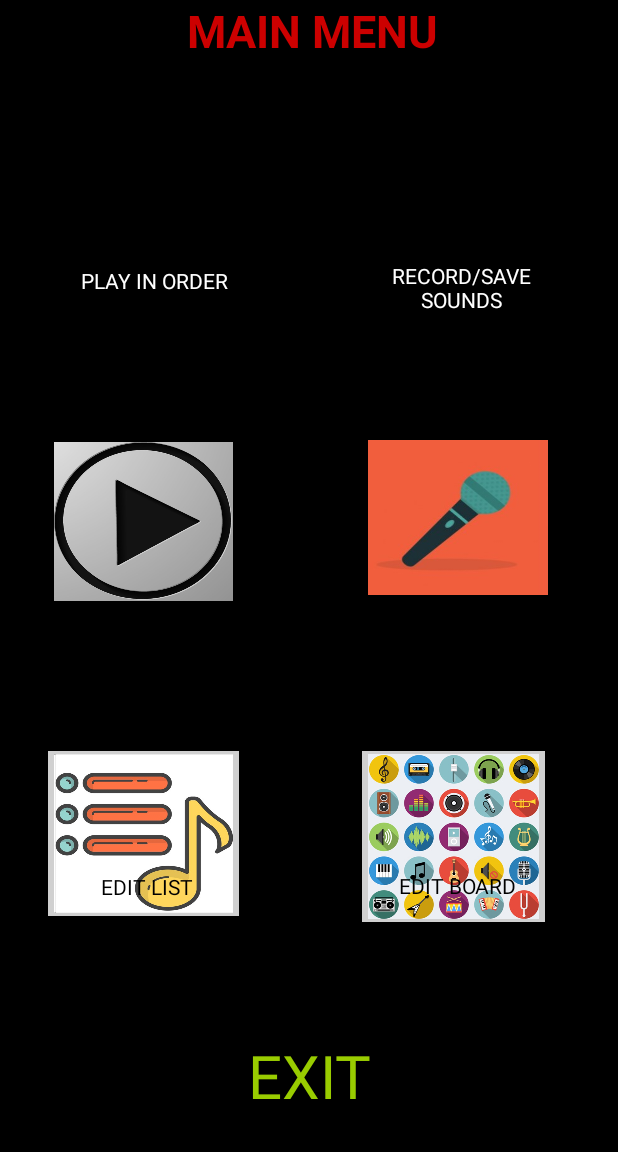
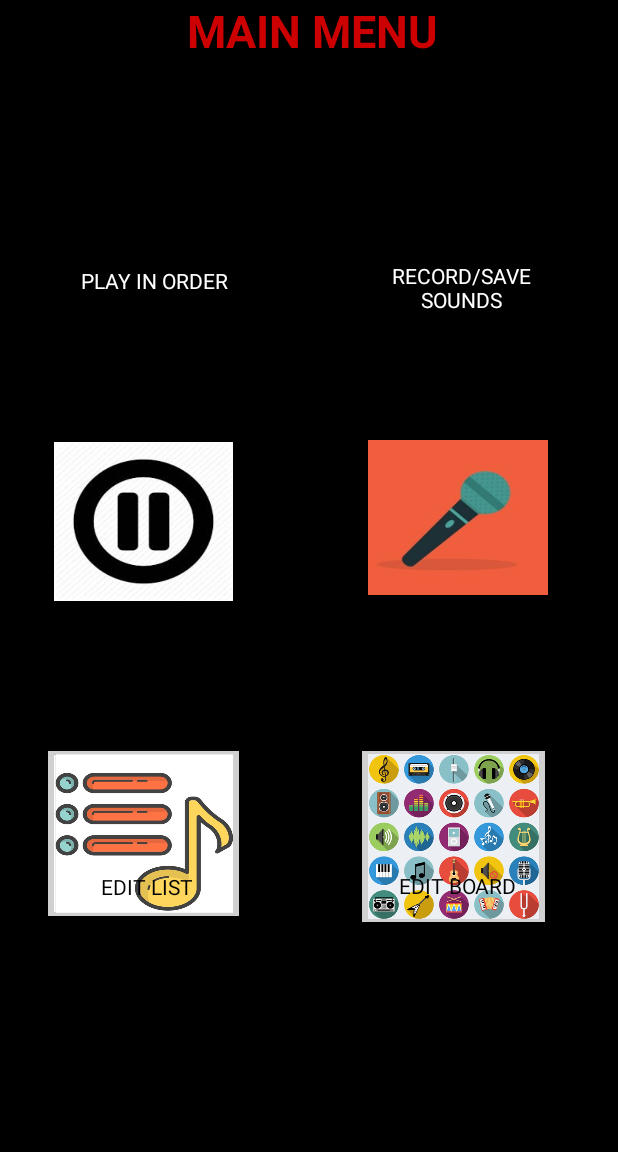
Before and after one commit to jackweatherford/cs370_project, an Android app: the screen it shows after launch (MainActivity), after a tap on an icon or button, on a phone screen of 412 x 824 dp, the part 84-1236 px from its top. Run offline under Robolectric (Android 15) with nearby library versions, the phone set to English and light mode, and no system bars.

Commit message:
removed exit button

```diff
--- a/app/src/main/java/com/example/student/soundboard/MainActivity.java
+++ b/app/src/main/java/com/example/student/soundboard/MainActivity.java
@@ -11,7 +11,6 @@ import android.media.MediaPlayer;
 public class MainActivity extends AppCompatActivity {
 
     private ImageButton playButton;
-    private Button exitButton;
     MediaPlayer mp;
     @Override
     protected void onCreate(Bundle savedInstanceState) {
@@ -33,7 +32,7 @@ public class MainActivity extends AppCompatActivity {
             }
         });
 
-    }
+}
 
     @Override
     protected void onPause() {
@@ -45,6 +44,6 @@ public class MainActivity extends AppCompatActivity {
     @Override
     protected void onResume() {
         super.onResume();
-        mp.start();
+
     }
 }
--- a/app/src/main/res/layout/activity_main.xml
+++ b/app/src/main/res/layout/activity_main.xml
@@ -214,19 +214,6 @@
         app:layout_constraintTop_toTopOf="parent"
         app:layout_constraintVertical_bias="0.79" />
 
-    <Button
-        android:id="@+id/button"
-        android:layout_width="331dp"
-        android:layout_height="85dp"
-        android:layout_marginStart="8dp"
-        android:layout_marginEnd="8dp"
-        android:layout_marginBottom="8dp"
-        android:background="@android:color/black"
-        android:text="EXIT"
-        android:textColor="@android:color/holo_green_light"
-        android:textSize="40sp"
-        app:layout_constraintBottom_toBottomOf="parent"
-        app:layout_constraintEnd_toEndOf="parent"
-        app:layout_constraintStart_toStartOf="parent" />
+
 
 </android.support.constraint.ConstraintLayout>
```
